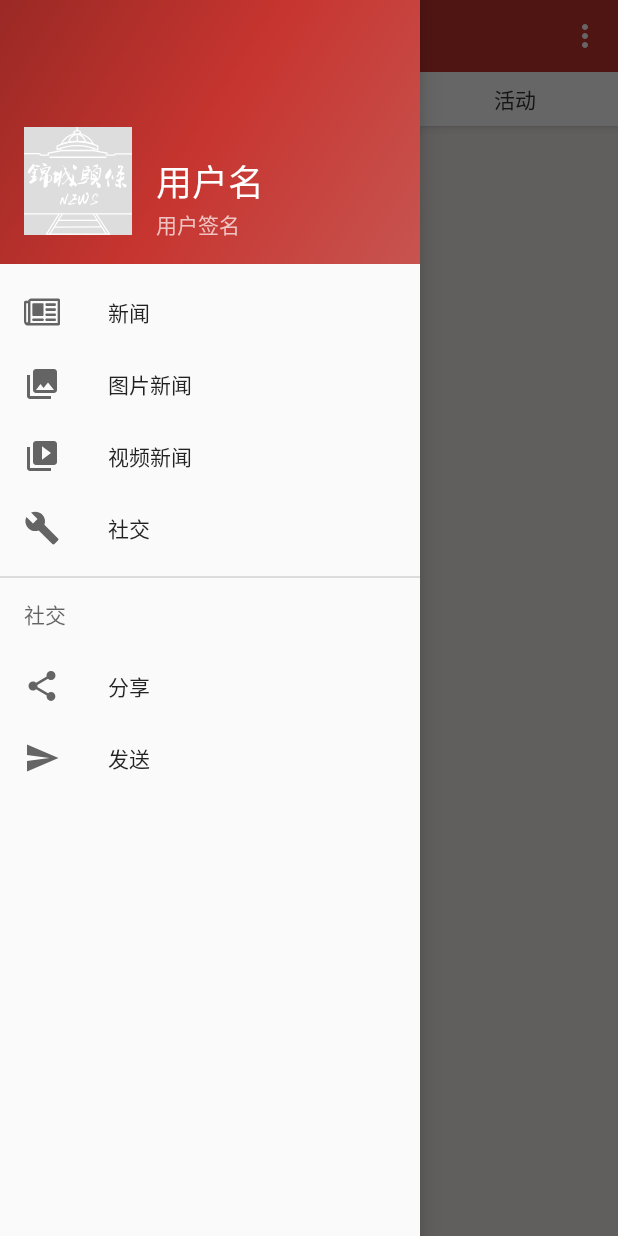
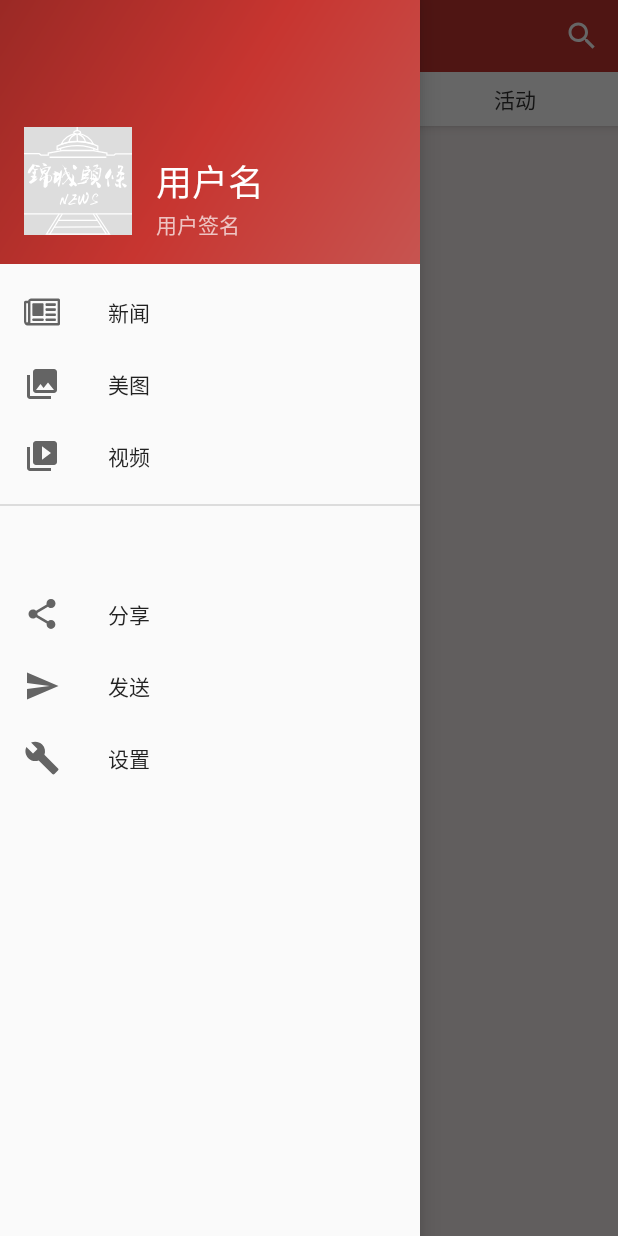
Before and after one commit to SCUJCC-Students/JinchengNewsAndroid, an Android app: the screen it shows after launch (MainActivity), with the side drawer open, on a phone screen of 412 x 824 dp. Run offline under Robolectric (Android 15) with nearby library versions, the phone set to English and light mode, and no system bars; libraries missing offline, so code that uses them is left out: com.scwang.smartrefresh, org.greenrobot.greendao; 18 statements that could not run were skipped.

Commit message:
修改 右上角搜索按钮
创建 SearchActivity
修改 侧边栏按钮文本

```diff
--- a/app/src/main/res/drawable/ic_search.xml
+++ b/app/src/main/res/drawable/ic_search.xml
@@ -4,6 +4,6 @@
         android:viewportWidth="24.0"
         android:viewportHeight="24.0">
     <path
-        android:fillColor="#FF000000"
+        android:fillColor="#FFFFFFFF"
         android:pathData="M15.5,14h-0.79l-0.28,-0.27C15.41,12.59 16,11.11 16,9.5 16,5.91 13.09,3 9.5,3S3,5.91 3,9.5 5.91,16 9.5,16c1.61,0 3.09,-0.59 4.23,-1.57l0.27,0.28v0.79l5,4.99L20.49,19l-4.99,-5zM9.5,14C7.01,14 5,11.99 5,9.5S7.01,5 9.5,5 14,7.01 14,9.5 11.99,14 9.5,14z"/>
 </vector>
--- a/app/src/main/res/menu/activity_main_drawer.xml
+++ b/app/src/main/res/menu/activity_main_drawer.xml
@@ -7,31 +7,31 @@
         <item
             android:id="@+id/nav_news"
             android:icon="@drawable/ic_menu_news_solid"
-            android:title="新闻" />
+            android:title="@string/menu_news" />
         <item
             android:id="@+id/nav_gallery"
             android:icon="@drawable/ic_menu_gallery"
-            android:title="图片新闻" />
+            android:title="@string/menu_gallery" />
         <item
             android:id="@+id/nav_video"
             android:icon="@drawable/ic_menu_slideshow"
-            android:title="视频新闻" />
-        <item
-            android:id="@+id/nav_manage"
-            android:icon="@drawable/ic_menu_manage"
-            android:title="社交" />
+            android:title="@string/menu_video" />
     </group>
 
-    <item android:title="社交">
+    <item android:title="">
         <menu>
             <item
                 android:id="@+id/nav_share"
                 android:icon="@drawable/ic_menu_share"
-                android:title="分享" />
+                android:title="@string/menu_share" />
             <item
                 android:id="@+id/nav_send"
                 android:icon="@drawable/ic_menu_send"
-                android:title="发送" />
+                android:title="@string/menu_send" />
+            <item
+                android:id="@+id/nav_setting"
+                android:icon="@drawable/ic_menu_manage"
+                android:title="@string/menu_setting" />
         </menu>
     </item>
 
--- a/app/src/main/res/menu/main.xml
+++ b/app/src/main/res/menu/main.xml
@@ -8,6 +8,6 @@
         android:id="@+id/action_search"
         android:icon="@drawable/ic_search"
         android:title="@string/action_search"
-        app:showAsAction="never" />
+        app:showAsAction="ifRoom" />
 
 </menu>
--- a/app/src/main/res/values/strings.xml
+++ b/app/src/main/res/values/strings.xml
@@ -29,6 +29,13 @@
     <string name="action_settings">设置</string>
     <string name="action_search">搜索</string>
 
+    <string name="menu_news">新闻</string>
+    <string name="menu_gallery">美图</string>
+    <string name="menu_video">视频</string>
+    <string name="menu_share">分享</string>
+    <string name="menu_send">发送</string>
+    <string name="menu_setting">设置</string>
+
     <string name="title_activity_scrolling_content">新闻详情</string>
     <string name="title_activity_content1">登录锦城头条，了解你的身边事</string>
 
```
Also changed, not shown: app/src/main/java/cn/zhengweiyi/jinchengnewsandroid/activity/SearchActivity.java (added, +13 -0 lines), app/src/main/res/layout/activity_search.xml (added, +9 -0 lines).
